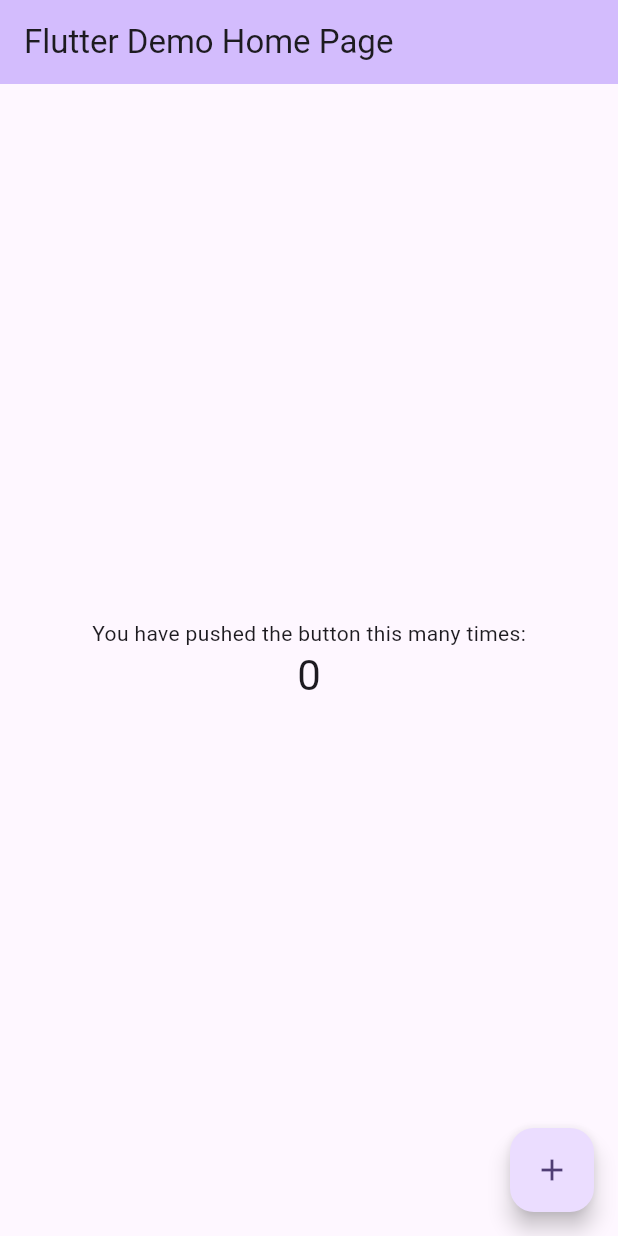
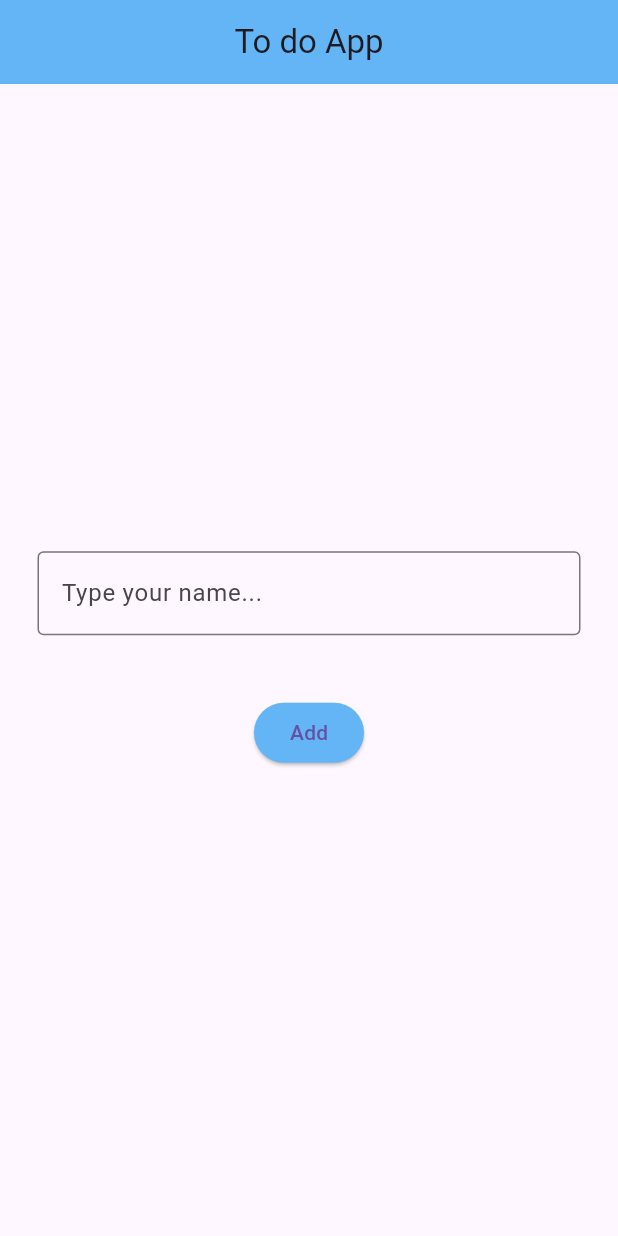
Before and after one commit to Majok-Bol/to_do_app, a Flutter app: the screen it shows after launch, on a phone screen of 412 x 824 dp. Run offline on Flutter 3.47's test engine with Material 3 defaults, Android fonts, the phone set to English and light mode, and no system bars.

Commit message:
added greet function

```diff
--- a/lib/main.dart
+++ b/lib/main.dart
@@ -1,122 +1,19 @@
 import 'package:flutter/material.dart';
-
-void main() {
-  runApp(const MyApp());
+import 'package:to_do_app/pages/to_do_page.dart';
+void main(){
+  runApp(MyApp());
 }
-
-class MyApp extends StatelessWidget {
-  const MyApp({super.key});
-
-  // This widget is the root of your application.
+class MyApp extends StatelessWidget{
   @override
   Widget build(BuildContext context) {
+    // TODO: implement build
     return MaterialApp(
-      title: 'Flutter Demo',
-      theme: ThemeData(
-        // This is the theme of your application.
-        //
-        // TRY THIS: Try running your application with "flutter run". You'll see
-        // the application has a purple toolbar. Then, without quitting the app,
-        // try changing the seedColor in the colorScheme below to Colors.green
-        // and then invoke "hot reload" (save your changes or press the "hot
-        // reload" button in a Flutter-supported IDE, or press "r" if you used
-        // the command line to start the app).
-        //
-        // Notice that the counter didn't reset back to zero; the application
-        // state is not lost during the reload. To reset the state, use hot
-        // restart instead.
-        //
-        // This works for code too, not just values: Most code changes can be
-        // tested with just a hot reload.
-        colorScheme: ColorScheme.fromSeed(seedColor: Colors.deepPurple),
+      debugShowCheckedModeBanner: false,
+      home: Scaffold(
+        appBar: AppBar(title: Text('To do App'),centerTitle: true,backgroundColor: Colors.blue.shade300,),
+        body: TodoPage(),
+
       ),
-      home: const MyHomePage(title: 'Flutter Demo Home Page'),
     );
   }
 }
-
-class MyHomePage extends StatefulWidget {
-  const MyHomePage({super.key, required this.title});
-
-  // This widget is the home page of your application. It is stateful, meaning
-  // that it has a State object (defined below) that contains fields that affect
-  // how it looks.
-
-  // This class is the configuration for the state. It holds the values (in this
-  // case the title) provided by the parent (in this case the App widget) and
-  // used by the build method of the State. Fields in a Widget subclass are
-  // always marked "final".
-
-  final String title;
-
-  @override
-  State<MyHomePage> createState() => _MyHomePageState();
-}
-
-class _MyHomePageState extends State<MyHomePage> {
-  int _counter = 0;
-
-  void _incrementCounter() {
-    setState(() {
-      // This call to setState tells the Flutter framework that something has
-      // changed in this State, which causes it to rerun the build method below
-      // so that the display can reflect the updated values. If we changed
-      // _counter without calling setState(), then the build method would not be
-      // called again, and so nothing would appear to happen.
-      _counter++;
-    });
-  }
-
-  @override
-  Widget build(BuildContext context) {
-    // This method is rerun every time setState is called, for instance as done
-    // by the _incrementCounter method above.
-    //
-    // The Flutter framework has been optimized to make rerunning build methods
-    // fast, so that you can just rebuild anything that needs updating rather
-    // than having to individually change instances of widgets.
-    return Scaffold(
-      appBar: AppBar(
-        // TRY THIS: Try changing the color here to a specific color (to
-        // Colors.amber, perhaps?) and trigger a hot reload to see the AppBar
-        // change color while the other colors stay the same.
-        backgroundColor: Theme.of(context).colorScheme.inversePrimary,
-        // Here we take the value from the MyHomePage object that was created by
-        // the App.build method, and use it to set our appbar title.
-        title: Text(widget.title),
-      ),
-      body: Center(
-        // Center is a layout widget. It takes a single child and positions it
-        // in the middle of the parent.
-        child: Column(
-          // Column is also a layout widget. It takes a list of children and
-          // arranges them vertically. By default, it sizes itself to fit its
-          // children horizontally, and tries to be as tall as its parent.
-          //
-          // Column has various properties to control how it sizes itself and
-          // how it positions its children. Here we use mainAxisAlignment to
-          // center the children vertically; the main axis here is the vertical
-          // axis because Columns are vertical (the cross axis would be
-          // horizontal).
-          //
-          // TRY THIS: Invoke "debug painting" (choose the "Toggle Debug Paint"
-          // action in the IDE, or press "p" in the console), to see the
-          // wireframe for each widget.
-          mainAxisAlignment: MainAxisAlignment.center,
-          children: <Widget>[
-            const Text('You have pushed the button this many times:'),
-            Text(
-              '$_counter',
-              style: Theme.of(context).textTheme.headlineMedium,
-            ),
-          ],
-        ),
-      ),
-      floatingActionButton: FloatingActionButton(
-        onPressed: _incrementCounter,
-        tooltip: 'Increment',
-        child: const Icon(Icons.add),
-      ), // This trailing comma makes auto-formatting nicer for build methods.
-    );
-  }
-}
--- a/lib/pages/to_do_page.dart
+++ b/lib/pages/to_do_page.dart
@@ -0,0 +1,47 @@
+import 'package:flutter/material.dart';
+class TodoPage extends StatefulWidget{
+  const TodoPage({super.key});
+  @override
+  TodoPageState createState()=>TodoPageState();
+}
+class TodoPageState extends State<TodoPage>{
+  final TextEditingController _itemController=TextEditingController();
+  //message
+  String greetMessage="";
+
+  void greetUser(){
+    String userName=_itemController.text;
+    setState(() {
+
+      greetMessage="Hello, $userName";
+    });
+  }
+  @override
+  Widget build(BuildContext context){
+    return Scaffold(
+      body: Center(
+        child:Padding(
+          padding: EdgeInsets.all(25),
+          child: Column(
+          mainAxisAlignment: MainAxisAlignment.center,
+          children: [
+
+            TextField(
+              controller:_itemController,
+              decoration: InputDecoration(
+                border: OutlineInputBorder(),
+                hintText: 'Type your name...'
+
+              ),
+            ),
+            Text(greetMessage),
+            SizedBox(height: 20,),
+            SizedBox(child: ElevatedButton(onPressed: greetUser,style: ElevatedButton.styleFrom(backgroundColor: Colors.blue.shade300), child: Text('Add')),)
+
+    ],),
+      ),
+      ),
+    );
+  }
+
+}
```
